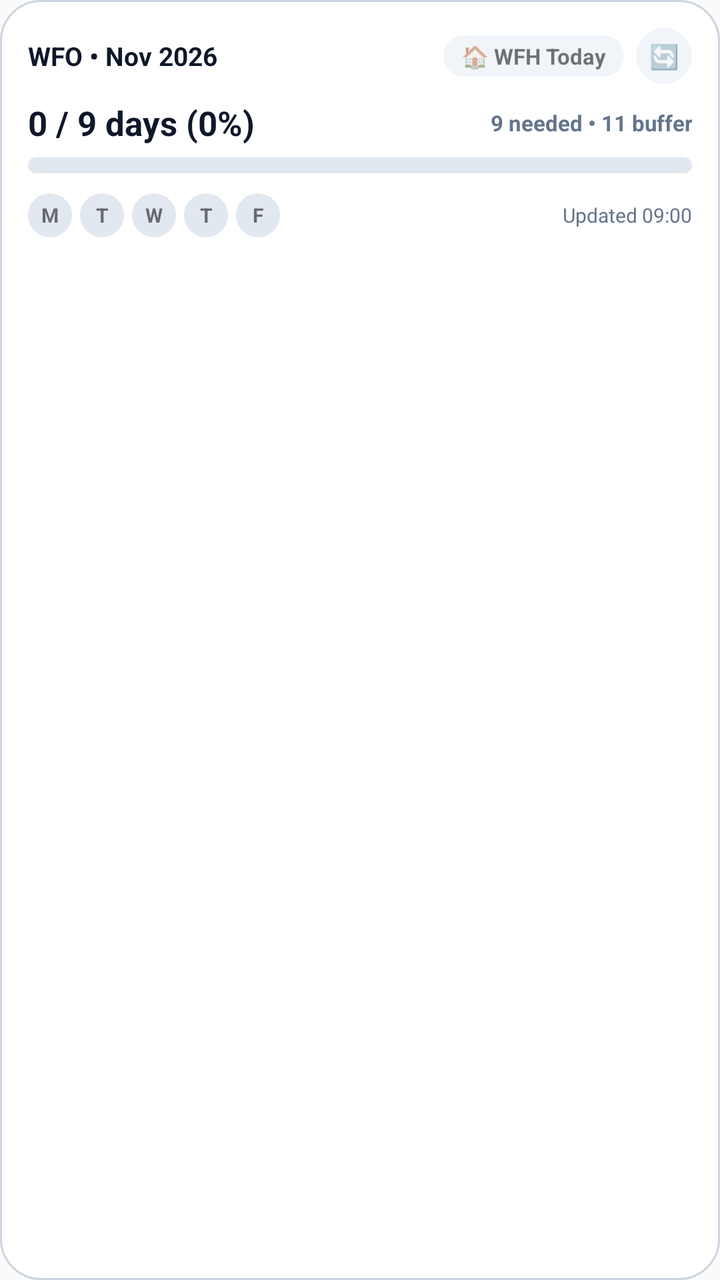
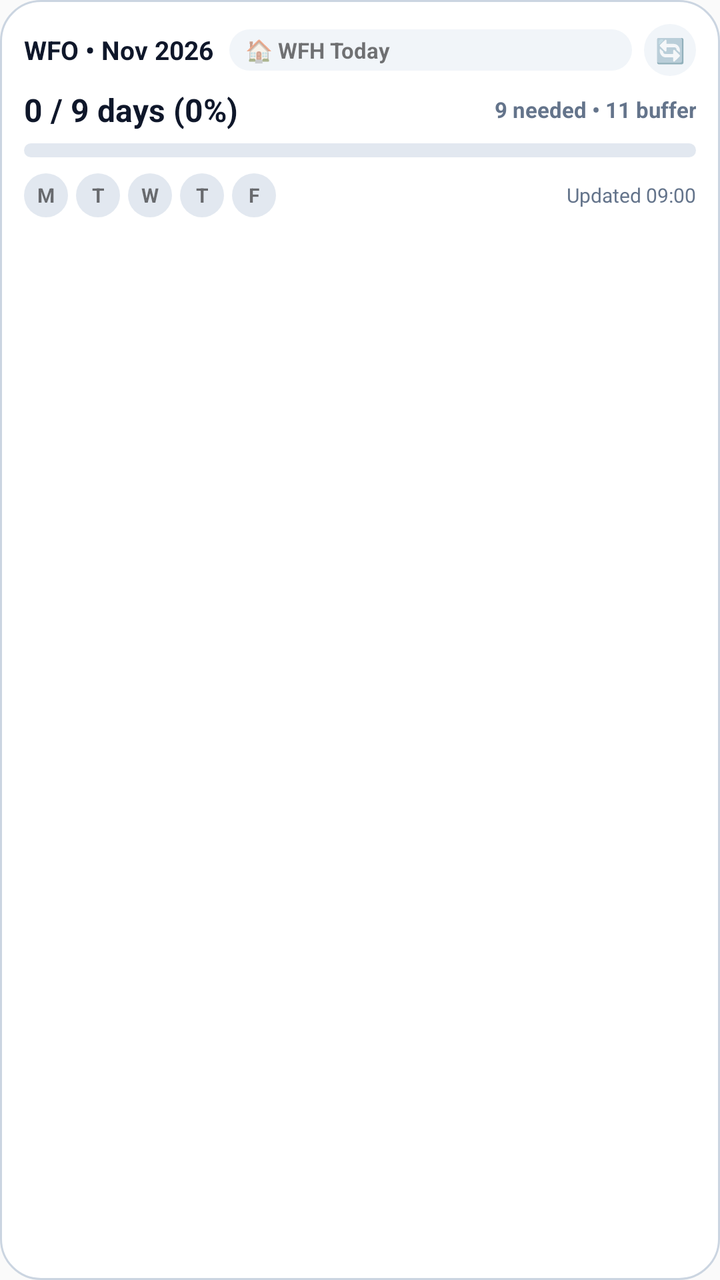

Two renders of the same Android screen: before a commit and after it. Below are the layout's source before the change and the commit's diff.
<!-- AndroidManifest.xml: application theme Theme.AppCompat.DayNight.NoActionBar -->
<!-- res/layout/wfo_widget.xml -->
<?xml version="1.0" encoding="utf-8"?>
<LinearLayout xmlns:android="http://schemas.android.com/apk/res/android"
    android:id="@+id/widget_root_container"
    android:layout_width="match_parent"
    android:layout_height="match_parent"
    android:background="@drawable/widget_card_bg"
    android:orientation="vertical"
    android:padding="14dp">

    
    <LinearLayout
        android:layout_width="match_parent"
        android:layout_height="wrap_content"
        android:gravity="center_vertical"
        android:orientation="horizontal">

        <TextView
            android:id="@+id/widget_month_title"
            android:layout_width="0dp"
            android:layout_height="wrap_content"
            android:layout_weight="1"
            android:ellipsize="end"
            android:maxLines="1"
            android:text="WFO • Nov 2026"
            android:textColor="@color/widget_text_primary"
            android:textSize="13sp"
            android:textStyle="bold" />

        <TextView
            android:id="@+id/widget_status_pill"
            android:layout_width="wrap_content"
            android:layout_height="wrap_content"
            android:layout_marginEnd="6dp"
            android:background="@drawable/widget_pill_neutral"
            android:ellipsize="end"
            android:maxLines="1"
            android:paddingStart="9dp"
            android:paddingTop="3dp"
            android:paddingEnd="9dp"
            android:paddingBottom="3dp"
            android:text="🏠 WFH Today"
            android:textSize="11sp"
            android:textStyle="bold" />

        <TextView
            android:id="@+id/widget_refresh_btn"
            android:layout_width="28dp"
            android:layout_height="28dp"
            android:background="@drawable/widget_pill_neutral"
            android:gravity="center"
            android:text="🔄"
            android:textSize="12sp" />
    </LinearLayout>

    
    <LinearLayout
        android:layout_width="match_parent"
        android:layout_height="wrap_content"
        android:layout_marginTop="8dp"
        android:gravity="center_vertical"
        android:orientation="horizontal">

        <TextView
            android:id="@+id/widget_hero_ratio"
            android:layout_width="wrap_content"
            android:layout_height="wrap_content"
            android:text="0 / 9 days (0%)"
            android:textColor="@color/widget_text_primary"
            android:textSize="17sp"
            android:textStyle="bold" />

        <TextView
            android:id="@+id/widget_pace_text"
            android:layout_width="0dp"
            android:layout_height="wrap_content"
            android:layout_marginStart="8dp"
            android:layout_weight="1"
            android:ellipsize="end"
            android:gravity="end"
            android:maxLines="1"
            android:text="9 needed • 11 buffer"
            android:textColor="@color/widget_text_secondary"
            android:textSize="11sp"
            android:textStyle="bold" />
    </LinearLayout>

    
    <ProgressBar
        android:id="@+id/widget_progress_bar"
        style="?android:attr/progressBarStyleHorizontal"
        android:layout_width="match_parent"
        android:layout_height="8dp"
        android:layout_marginTop="6dp"
        android:max="9"
        android:progress="0"
        android:progressDrawable="@drawable/widget_progress_drawable" />

    
    <LinearLayout
        android:layout_width="match_parent"
        android:layout_height="wrap_content"
        android:layout_marginTop="10dp"
        android:gravity="center_vertical"
        android:orientation="horizontal">

        <TextView
            android:id="@+id/widget_day_mon"
            android:layout_width="22dp"
            android:layout_height="22dp"
            android:layout_marginEnd="4dp"
            android:background="@drawable/widget_day_none"
            android:gravity="center"
            android:text="M"
            android:textSize="10sp"
            android:textStyle="bold" />

        <TextView
            android:id="@+id/widget_day_tue"
            android:layout_width="22dp"
            android:layout_height="22dp"
            android:layout_marginEnd="4dp"
            android:background="@drawable/widget_day_none"
            android:gravity="center"
            android:text="T"
            android:textSize="10sp"
            android:textStyle="bold" />

        <TextView
            android:id="@+id/widget_day_wed"
            android:layout_width="22dp"
            android:layout_height="22dp"
            android:layout_marginEnd="4dp"
            android:background="@drawable/widget_day_none"
            android:gravity="center"
            android:text="W"
            android:textSize="10sp"
            android:textStyle="bold" />

        <TextView
            android:id="@+id/widget_day_thu"
            android:layout_width="22dp"
            android:layout_height="22dp"
            android:layout_marginEnd="4dp"
            android:background="@drawable/widget_day_none"
            android:gravity="center"
            android:text="T"
            android:textSize="10sp"
            android:textStyle="bold" />

        <TextView
            android:id="@+id/widget_day_fri"
            android:layout_width="22dp"
            android:layout_height="22dp"
            android:background="@drawable/widget_day_none"
            android:gravity="center"
            android:text="F"
            android:textSize="10sp"
            android:textStyle="bold" />

        <TextView
            android:id="@+id/widget_updated_time"
            android:layout_width="0dp"
            android:layout_height="wrap_content"
            android:layout_weight="1"
            android:gravity="end"
            android:text="Updated 09:00"
            android:textColor="@color/widget_text_secondary"
            android:textSize="10sp" />
    </LinearLayout>
</LinearLayout>
<!-- resources referenced by this layout -->
<resources>
  <color name="widget_text_primary">#0F172A</color>
  <color name="widget_text_secondary">#64748B</color>
  <!-- drawable widget_card_bg (drawable) -->
  <?xml version="1.0" encoding="utf-8"?>
  <shape xmlns:android="http://schemas.android.com/apk/res/android" android:shape="rectangle">
      <solid android:color="@color/widget_bg" />
      <stroke android:width="1dp" android:color="@color/widget_border" />
      <corners android:radius="20dp" />
  </shape>
  <!-- drawable widget_day_none (drawable) -->
  <?xml version="1.0" encoding="utf-8"?>
  <shape xmlns:android="http://schemas.android.com/apk/res/android" android:shape="oval">
      <solid android:color="#E2E8F0" />
  </shape>
  <!-- drawable widget_pill_neutral (drawable) -->
  <?xml version="1.0" encoding="utf-8"?>
  <shape xmlns:android="http://schemas.android.com/apk/res/android" android:shape="rectangle">
      <solid android:color="#F1F5F9" />
      <corners android:radius="99dp" />
  </shape>
  <!-- drawable widget_progress_drawable (drawable) -->
  <?xml version="1.0" encoding="utf-8"?>
  <layer-list xmlns:android="http://schemas.android.com/apk/res/android">
      <item android:id="@android:id/background">
          <shape android:shape="rectangle">
              <solid android:color="#E2E8F0" />
              <corners android:radius="99dp" />
          </shape>
      </item>
      <item android:id="@android:id/progress">
          <clip>
              <shape android:shape="rectangle">
                  <solid android:color="#4F46E5" />
                  <corners android:radius="99dp" />
              </shape>
          </clip>
      </item>
  </layer-list>
  <color name="widget_bg">#FFFFFF</color>
  <color name="widget_border">#CBD5E1</color>
</resources>

<!-- the commit's change to res/layout/wfo_widget.xml (unified diff, before → after) -->
@@ -2,10 +2,10 @@
 <LinearLayout xmlns:android="http://schemas.android.com/apk/res/android"
     android:id="@+id/widget_root_container"
     android:layout_width="match_parent"
-    android:layout_height="match_parent"
+    android:layout_height="wrap_content"
     android:background="@drawable/widget_card_bg"
     android:orientation="vertical"
-    android:padding="14dp">
+    android:padding="12dp">
 
     
     <LinearLayout
@@ -16,10 +16,8 @@
 
         <TextView
             android:id="@+id/widget_month_title"
-            android:layout_width="0dp"
+            android:layout_width="wrap_content"
             android:layout_height="wrap_content"
-            android:layout_weight="1"
-            android:ellipsize="end"
             android:maxLines="1"
             android:text="WFO • Nov 2026"
             android:textColor="@color/widget_text_primary"
@@ -28,15 +26,17 @@
 
         <TextView
             android:id="@+id/widget_status_pill"
-            android:layout_width="wrap_content"
+            android:layout_width="0dp"
             android:layout_height="wrap_content"
+            android:layout_marginStart="8dp"
             android:layout_marginEnd="6dp"
+            android:layout_weight="1"
             android:background="@drawable/widget_pill_neutral"
             android:ellipsize="end"
             android:maxLines="1"
-            android:paddingStart="9dp"
+            android:paddingStart="8dp"
             android:paddingTop="3dp"
-            android:paddingEnd="9dp"
+            android:paddingEnd="8dp"
             android:paddingBottom="3dp"
             android:text="🏠 WFH Today"
             android:textSize="11sp"
@@ -44,8 +44,8 @@
 
         <TextView
             android:id="@+id/widget_refresh_btn"
-            android:layout_width="28dp"
-            android:layout_height="28dp"
+            android:layout_width="26dp"
+            android:layout_height="26dp"
             android:background="@drawable/widget_pill_neutral"
             android:gravity="center"
             android:text="🔄"
@@ -53,10 +53,22 @@
     </LinearLayout>
 
     
+    <TextView
+        android:id="@+id/widget_source_detail"
+        android:layout_width="match_parent"
+        android:layout_height="wrap_content"
+        android:layout_marginTop="4dp"
+        android:ellipsize="end"
+        android:maxLines="1"
+        android:textColor="@color/widget_text_secondary"
+        android:textSize="11sp"
+        android:visibility="gone" />
+
+    
     <LinearLayout
         android:layout_width="match_parent"
         android:layout_height="wrap_content"
-        android:layout_marginTop="8dp"
+        android:layout_marginTop="6dp"
         android:gravity="center_vertical"
         android:orientation="horizontal">
 
@@ -64,9 +76,10 @@
             android:id="@+id/widget_hero_ratio"
             android:layout_width="wrap_content"
             android:layout_height="wrap_content"
+            android:maxLines="1"
             android:text="0 / 9 days (0%)"
             android:textColor="@color/widget_text_primary"
-            android:textSize="17sp"
+            android:textSize="16sp"
             android:textStyle="bold" />
 
         <TextView
@@ -89,7 +102,7 @@
         android:id="@+id/widget_progress_bar"
         style="?android:attr/progressBarStyleHorizontal"
         android:layout_width="match_parent"
-        android:layout_height="8dp"
+        android:layout_height="7dp"
         android:layout_marginTop="6dp"
         android:max="9"
         android:progress="0"
@@ -99,7 +112,7 @@
     <LinearLayout
         android:layout_width="match_parent"
         android:layout_height="wrap_content"
-        android:layout_marginTop="10dp"
+        android:layout_marginTop="8dp"
         android:gravity="center_vertical"
         android:orientation="horizontal">
 
@@ -161,8 +174,11 @@
             android:id="@+id/widget_updated_time"
             android:layout_width="0dp"
             android:layout_height="wrap_content"
+            android:layout_marginStart="6dp"
             android:layout_weight="1"
+            android:ellipsize="end"
             android:gravity="end"
+            android:maxLines="1"
             android:text="Updated 09:00"
             android:textColor="@color/widget_text_secondary"
             android:textSize="10sp" />
